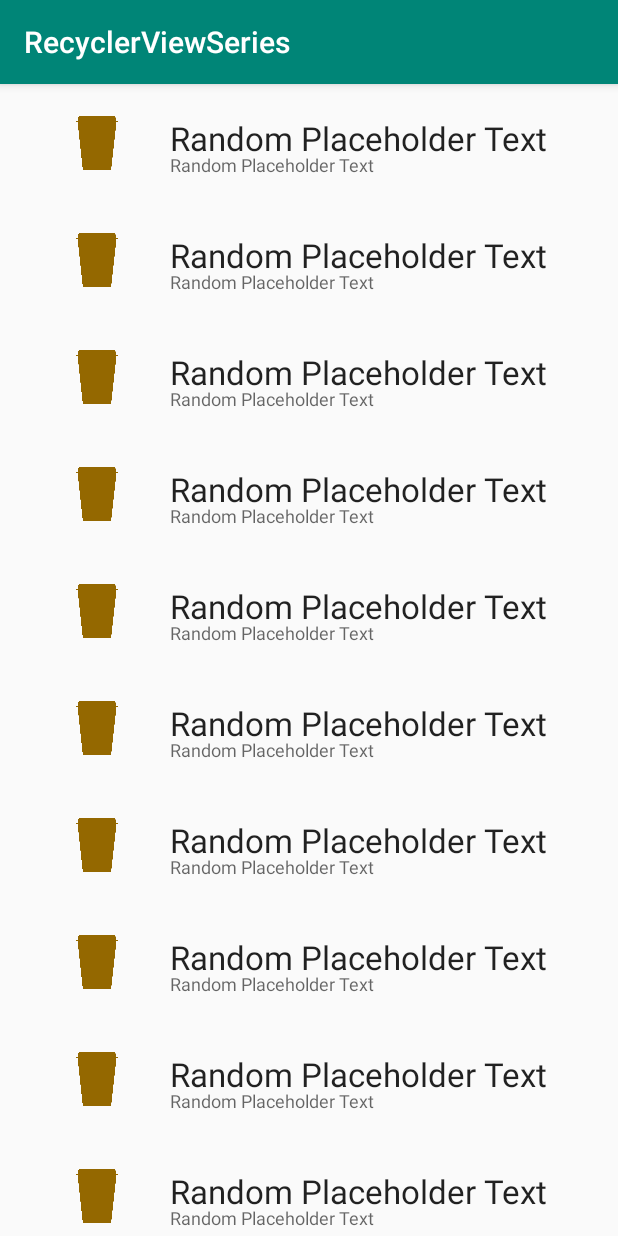
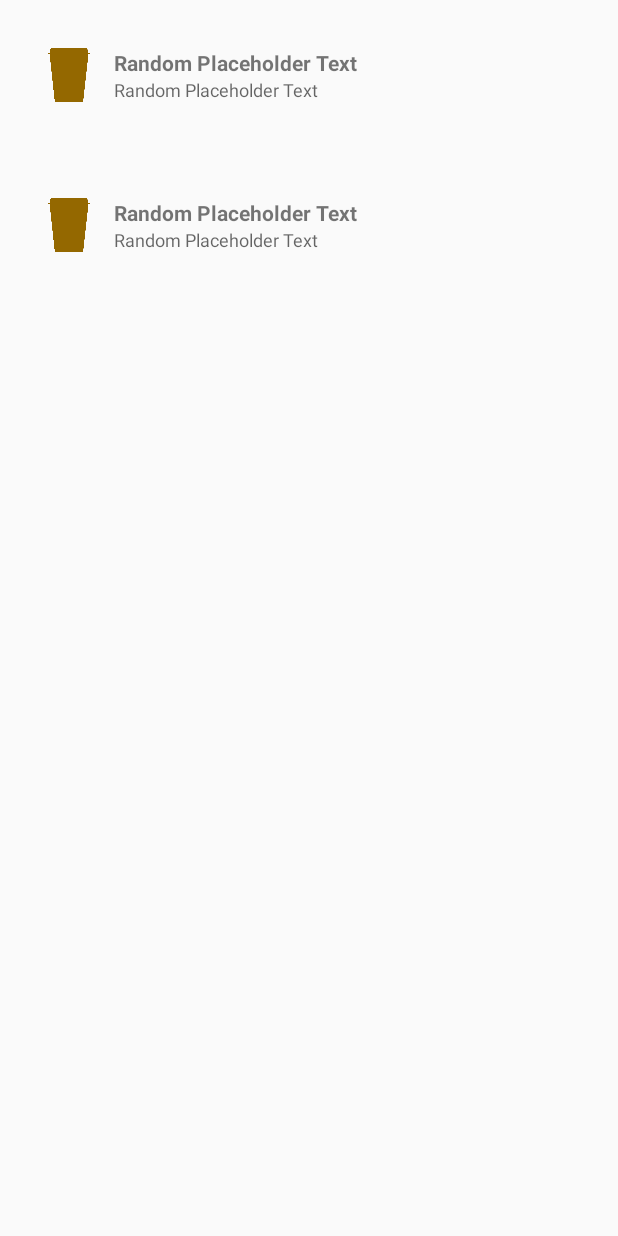
Before and after one commit to DhruvamSharma/Recycler-View-Series, an Android app: the screen it shows after launch (MainActivity), on a phone screen of 412 x 824 dp. Run offline under Robolectric (Android 15) with nearby library versions, the phone set to English and light mode, and no system bars.

Commit message:
app beautification

```diff
--- a/app/src/main/java/com/dhruvam/recyclerviewseries/data/ImageListAdapter.java
+++ b/app/src/main/java/com/dhruvam/recyclerviewseries/data/ImageListAdapter.java
@@ -17,7 +17,7 @@ public class ImageListAdapter extends RecyclerView.Adapter<ImageListAdapter.Imag
     ArrayList<String> data = new ArrayList<>();
 
     public ImageListAdapter() {
-        for(int i = 0; i< 50 ;i ++) {
+        for(int i = 0; i< 2 ;i ++) {
             data.add("hello");
         }
     }
--- a/app/src/main/res/layout/list_item.xml
+++ b/app/src/main/res/layout/list_item.xml
@@ -7,8 +7,9 @@
 
     <ImageView
         android:id="@+id/list_item_cup_iv"
-        android:layout_width="36dp"
-        android:layout_height="36dp"
+        android:layout_width="28dp"
+        android:layout_height="0dp"
+        android:layout_margin="16dp"
         android:contentDescription="@string/content_description_cup_image"
         android:src="@drawable/free_drink_mug"
 
@@ -19,18 +20,19 @@
 
     <TextView
         android:id="@+id/list_item_reward_headline_tv"
-        android:layout_width="wrap_content"
+        android:layout_width="0dp"
         android:layout_height="wrap_content"
-        android:textAppearance="@style/Base.TextAppearance.AppCompat.Large"
         android:text="@string/random_placeholder_text"
+        android:textStyle="bold"
 
         app:layout_constraintStart_toEndOf="@id/list_item_cup_iv"
         app:layout_constraintTop_toTopOf="@id/list_item_cup_iv"
+        app:layout_constraintBottom_toTopOf="@id/list_item_reward_caption_tv"
         app:layout_constraintEnd_toEndOf="parent"/>
 
     <TextView
         android:id="@+id/list_item_reward_caption_tv"
-        android:layout_width="wrap_content"
+        android:layout_width="0dp"
         android:layout_height="wrap_content"
         android:textAppearance="@style/Base.TextAppearance.AppCompat.Caption"
         android:text="@string/random_placeholder_text"
--- a/app/src/main/res/values/styles.xml
+++ b/app/src/main/res/values/styles.xml
@@ -1,7 +1,7 @@
 <resources>
 
     <!-- Base application theme. -->
-    <style name="AppTheme" parent="Theme.AppCompat.Light.DarkActionBar">
+    <style name="AppTheme" parent="Theme.AppCompat.Light.NoActionBar">
         <!-- Customize your theme here. -->
         <item name="colorPrimary">@color/colorPrimary</item>
         <item name="colorPrimaryDark">@color/colorPrimaryDark</item>
```
Also changed, not shown: 1 other file.
